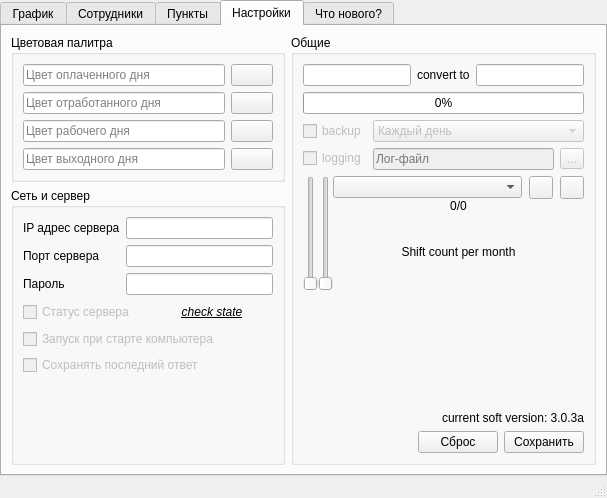
Above: mainwindow.ui from The-Zealot/WBScheduleManager before the change. Below: the same form after it.
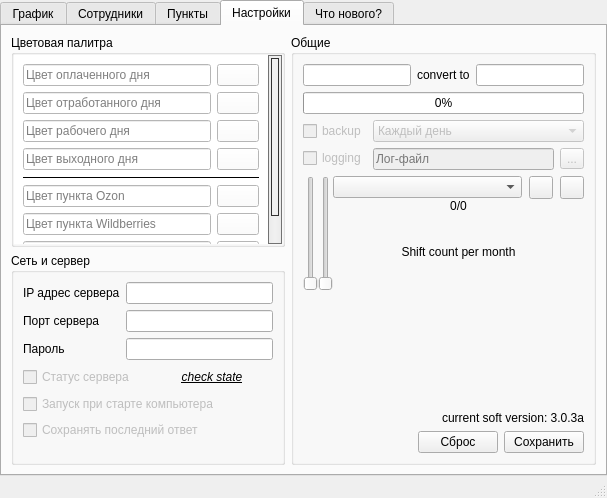
That is the form after the change. The open tabs and pages were chosen to show the change. Icons and pictures are not drawn. Custom widgets are drawn as their Qt base class.

What changed in the file:
```diff
--- a/mainwindow.ui
+++ b/mainwindow.ui
@@ -852,7 +852,94 @@
            <string>Цветовая палитра</string>
           </property>
           <layout class="QGridLayout" name="gridLayout_8">
+           <property name="leftMargin">
+            <number>0</number>
+           </property>
+           <property name="topMargin">
+            <number>0</number>
+           </property>
+           <property name="rightMargin">
+            <number>0</number>
+           </property>
+           <property name="bottomMargin">
+            <number>0</number>
+           </property>
+           <property name="spacing">
+            <number>0</number>
+           </property>
            <item row="0" column="0">
+            <widget class="QScrollArea" name="scrollArea_2">
+             <property name="contextMenuPolicy">
+              <enum>Qt::PreventContextMenu</enum>
+             </property>
+             <property name="styleSheet">
+              <string notr="true">QWidget
+{
+	background: white;
+}
+QScrollBar {
+    background: qlineargradient(x1:0, y1:0, x2:1, y2:0, stop:0 #eaeaea, stop:0.5 #f0f0f0, stop:1 #eaeaea);
+    margin: 0px 0px 0px 0px;
+    border: 1px solid #727272;
+    border-radius: 8px;
+    min-height: 0px;
+}
+QScrollBar::handle {
+    margin: 2px 2px 2px 2px;
+    background: qlineargradient(x1:0, y1:0, x2:1, y2:0, stop:0 #f2f2f2, stop:1 #efefef);
+    border-radius: 5px;
+    border: 1px solid #323232;
+}
+QScrollBar::sub-line:vertical {
+    /*border: 1px solid;
+    border-image: url(./image/up-arrow.png);*/
+    background: none;
+    subcontrol-position: top;
+    subcontrol-origin: margin;
+    width: 0px;
+    height: 0px;
+}
+QScrollBar::add-line:vertical {
+    /*margin: 0px 0px 0px 0px;*/
+    /*background: qlineargradient(x1:0, y1:0, x2:0.5, y2:0, x3:1, y3:0, stop:0 #313131, stop:0.5 #383838, stop:1 #313131);*/
+    /*border-image: url(./image/down-arrow.png);
+    border: 1px solid;*/
+    background: none;
+    subcontrol-position: bottom;
+    subcontrol-origin: margin;
+    width: 0px;
+    height: 0px;
+}
+QScrollBar::add-page, QScrollBar::sub-page {
+    background: none;
+}
+QAbstractScrollArea {
+        background: white;
+}</string>
+             </property>
+             <property name="frameShape">
+              <enum>QFrame::NoFrame</enum>
+             </property>
+             <property name="frameShadow">
+              <enum>QFrame::Plain</enum>
+             </property>
+             <property name="lineWidth">
+              <number>1</number>
+             </property>
+             <property name="widgetResizable">
+              <bool>true</bool>
+             </property>
+             <widget class="QWidget" name="scrollAreaWidgetContents_2">
+              <property name="geometry">
+               <rect>
+                <x>0</x>
+                <y>-113</y>
+                <width>234</width>
+                <height>263</height>
+               </rect>
+              </property>
+              <layout class="QVBoxLayout" name="verticalLayout_6">
+               <item>
             <layout class="QHBoxLayout" name="horizontalLayout">
              <item>
               <widget class="QLineEdit" name="editColorPayedDay">
@@ -885,40 +972,7 @@
              </item>
             </layout>
            </item>
-           <item row="3" column="0">
-            <layout class="QHBoxLayout" name="horizontalLayout_24">
              <item>
-              <widget class="QLineEdit" name="editColorHoliday">
-               <property name="toolTip">
-                <string>Цвет выходного дня</string>
-               </property>
-               <property name="placeholderText">
-                <string>Цвет выходного дня</string>
-               </property>
-              </widget>
-             </item>
-             <item>
-              <widget class="ColorWidget" name="colorWidgetHoliday">
-               <property name="sizePolicy">
-                <sizepolicy hsizetype="Preferred" vsizetype="Fixed">
-                 <horstretch>0</horstretch>
-                 <verstretch>0</verstretch>
-                </sizepolicy>
-               </property>
-               <property name="minimumSize">
-                <size>
-                 <width>42</width>
-                 <height>0</height>
-                </size>
-               </property>
-               <property name="text">
-                <string/>
-               </property>
-              </widget>
-             </item>
-            </layout>
-           </item>
-           <item row="1" column="0">
             <layout class="QHBoxLayout" name="horizontalLayout_9">
              <item>
               <widget class="QLineEdit" name="editColorFinishedDay">
@@ -951,7 +1005,7 @@
              </item>
             </layout>
            </item>
-           <item row="2" column="0">
+               <item>
             <layout class="QHBoxLayout" name="horizontalLayout_23">
              <item>
               <widget class="QLineEdit" name="editColorWorkDay">
@@ -984,6 +1038,152 @@
              </item>
             </layout>
            </item>
+               <item>
+                <layout class="QHBoxLayout" name="horizontalLayout_24">
+                 <item>
+                  <widget class="QLineEdit" name="editColorHoliday">
+                   <property name="toolTip">
+                    <string>Цвет выходного дня</string>
+                   </property>
+                   <property name="placeholderText">
+                    <string>Цвет выходного дня</string>
+                   </property>
+                  </widget>
+                 </item>
+                 <item>
+                  <widget class="ColorWidget" name="colorWidgetHoliday">
+                   <property name="sizePolicy">
+                    <sizepolicy hsizetype="Preferred" vsizetype="Fixed">
+                     <horstretch>0</horstretch>
+                     <verstretch>0</verstretch>
+                    </sizepolicy>
+                   </property>
+                   <property name="minimumSize">
+                    <size>
+                     <width>42</width>
+                     <height>0</height>
+                    </size>
+                   </property>
+                   <property name="text">
+                    <string/>
+                   </property>
+                  </widget>
+                 </item>
+                </layout>
+               </item>
+               <item>
+                <widget class="Line" name="line_3">
+                 <property name="frameShadow">
+                  <enum>QFrame::Plain</enum>
+                 </property>
+                 <property name="orientation">
+                  <enum>Qt::Horizontal</enum>
+                 </property>
+                </widget>
+               </item>
+               <item>
+                <layout class="QHBoxLayout" name="horizontalLayout_25">
+                 <item>
+                  <widget class="QLineEdit" name="editColorOzonPoint">
+                   <property name="toolTip">
+                    <string>Цвет пункта Ozon</string>
+                   </property>
+                   <property name="placeholderText">
+                    <string>Цвет пункта Ozon</string>
+                   </property>
+                  </widget>
+                 </item>
+                 <item>
+                  <widget class="ColorWidget" name="colorWidgetOzonPoint">
+                   <property name="sizePolicy">
+                    <sizepolicy hsizetype="Preferred" vsizetype="Fixed">
+                     <horstretch>0</horstretch>
+                     <verstretch>0</verstretch>
+                    </sizepolicy>
+                   </property>
+                   <property name="minimumSize">
+                    <size>
+                     <width>42</width>
+                     <height>0</height>
+                    </size>
+                   </property>
+                   <property name="text">
+                    <string/>
+                   </property>
+                  </widget>
+                 </item>
+                </layout>
+               </item>
+               <item>
+                <layout class="QHBoxLayout" name="horizontalLayout_26">
+                 <item>
+                  <widget class="QLineEdit" name="editColorWBPoint">
+                   <property name="toolTip">
+                    <string>Цвет пункта Wildberries</string>
+                   </property>
+                   <property name="placeholderText">
+                    <string>Цвет пункта Wildberries</string>
+                   </property>
+                  </widget>
+                 </item>
+                 <item>
+                  <widget class="ColorWidget" name="colorWidgetWBPoint">
+                   <property name="sizePolicy">
+                    <sizepolicy hsizetype="Preferred" vsizetype="Fixed">
+                     <horstretch>0</horstretch>
+                     <verstretch>0</verstretch>
+                    </sizepolicy>
+                   </property>
+                   <property name="minimumSize">
+                    <size>
+                     <width>42</width>
+                     <height>0</height>
+                    </size>
+                   </property>
+                   <property name="text">
+                    <string/>
+                   </property>
+                  </widget>
+                 </item>
+                </layout>
+               </item>
+               <item>
+                <layout class="QHBoxLayout" name="horizontalLayout_27">
+                 <item>
+                  <widget class="QLineEdit" name="editColorYandexPoint">
+                   <property name="toolTip">
+                    <string>Цвет пункта Яндекс.Маркет</string>
+                   </property>
+                   <property name="placeholderText">
+                    <string>Цвет пункта Яндекс.Маркет</string>
+                   </property>
+                  </widget>
+                 </item>
+                 <item>
+                  <widget class="ColorWidget" name="colorWidgetYandexPoint">
+                   <property name="sizePolicy">
+                    <sizepolicy hsizetype="Preferred" vsizetype="Fixed">
+                     <horstretch>0</horstretch>
+                     <verstretch>0</verstretch>
+                    </sizepolicy>
+                   </property>
+                   <property name="minimumSize">
+                    <size>
+                     <width>42</width>
+                     <height>0</height>
+                    </size>
+                   </property>
+                   <property name="text">
+                    <string/>
+                   </property>
+                  </widget>
+                 </item>
+                </layout>
+               </item>
+              </layout>
+             </widget>
+            </widget>
+           </item>
           </layout>
          </widget>
         </item>
```
Left out of the diff: 157 changed lines with no effect on the pictures. Lines whose indentation alone changed are shown as unchanged.
